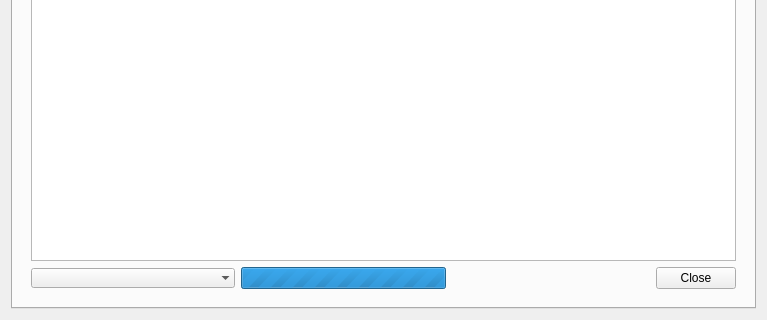
return42/sayonara, file src/GUI/InfoDialog/GUI_InfoDialog.ui: the form before one commit; both pictures show x 0 to 767 and y 235 to 555 of the 767 by 555 pixel window.
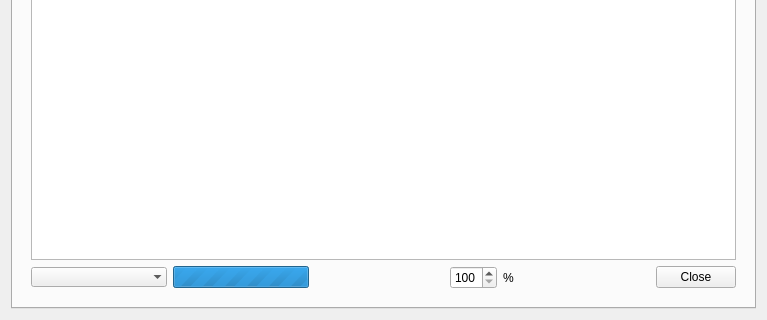
The form after the commit. Icons and pictures are not drawn. Custom widgets are drawn as their Qt base class.

What changed in the file:
```diff
--- a/src/GUI/InfoDialog/GUI_InfoDialog.ui
+++ b/src/GUI/InfoDialog/GUI_InfoDialog.ui
@@ -369,11 +369,10 @@
               <height>0</height>
              </size>
             </property>
-            <property name="sizeIncrement">
-             <size>
-              <width>0</width>
-              <height>0</height>
-             </size>
+            <property name="font">
+             <font>
+              <pointsize>17</pointsize>
+             </font>
             </property>
             <property name="horizontalScrollBarPolicy">
              <enum>Qt::ScrollBarAlwaysOff</enum>
@@ -408,6 +407,42 @@
               </property>
              </widget>
             </item>
+            <item>
+             <spacer name="horizontalSpacer_4">
+              <property name="orientation">
+               <enum>Qt::Horizontal</enum>
+              </property>
+              <property name="sizeHint" stdset="0">
+               <size>
+                <width>40</width>
+                <height>20</height>
+               </size>
+              </property>
+             </spacer>
+            </item>
+            <item>
+             <widget class="QSpinBox" name="sb_zoom">
+              <property name="minimum">
+               <number>100</number>
+              </property>
+              <property name="maximum">
+               <number>500</number>
+              </property>
+              <property name="singleStep">
+               <number>10</number>
+              </property>
+              <property name="value">
+               <number>100</number>
+              </property>
+             </widget>
+            </item>
+            <item>
+             <widget class="QLabel" name="label">
+              <property name="text">
+               <string>%</string>
+              </property>
+             </widget>
+            </item>
             <item>
              <spacer name="horizontalSpacer">
               <property name="orientation">
```
Left out of the diff: 6 changed lines with no effect on the pictures.
